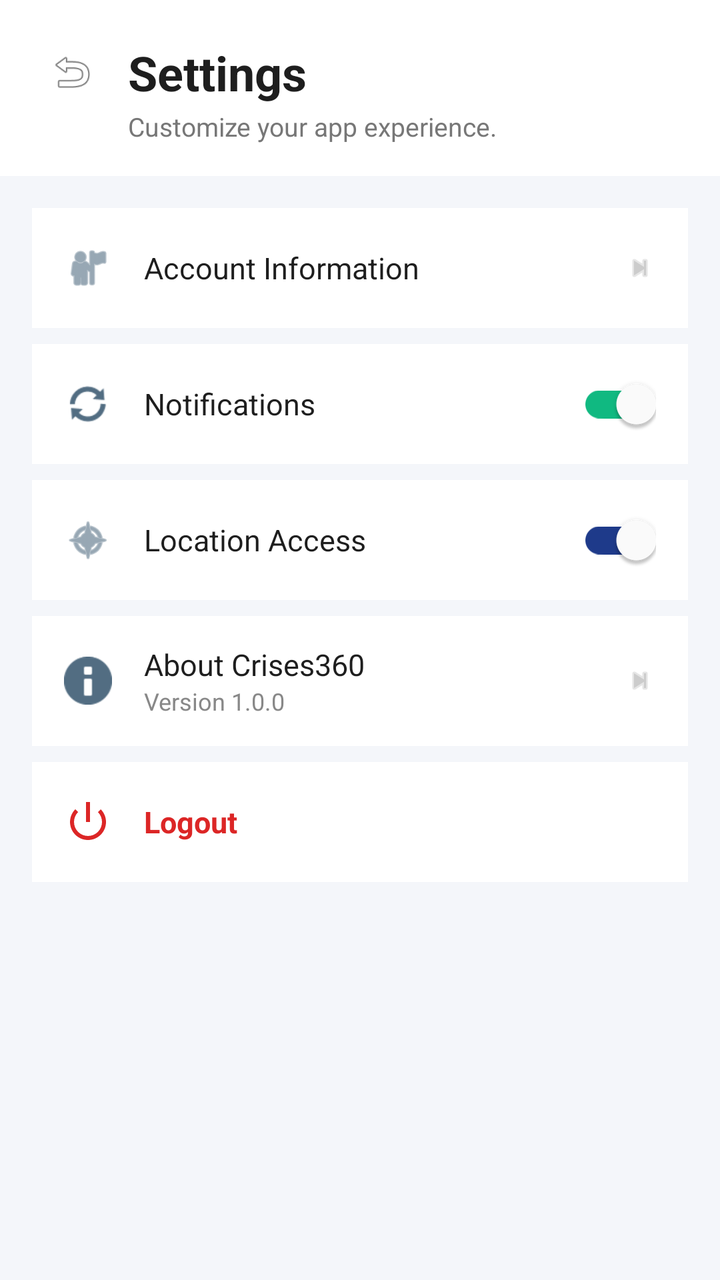
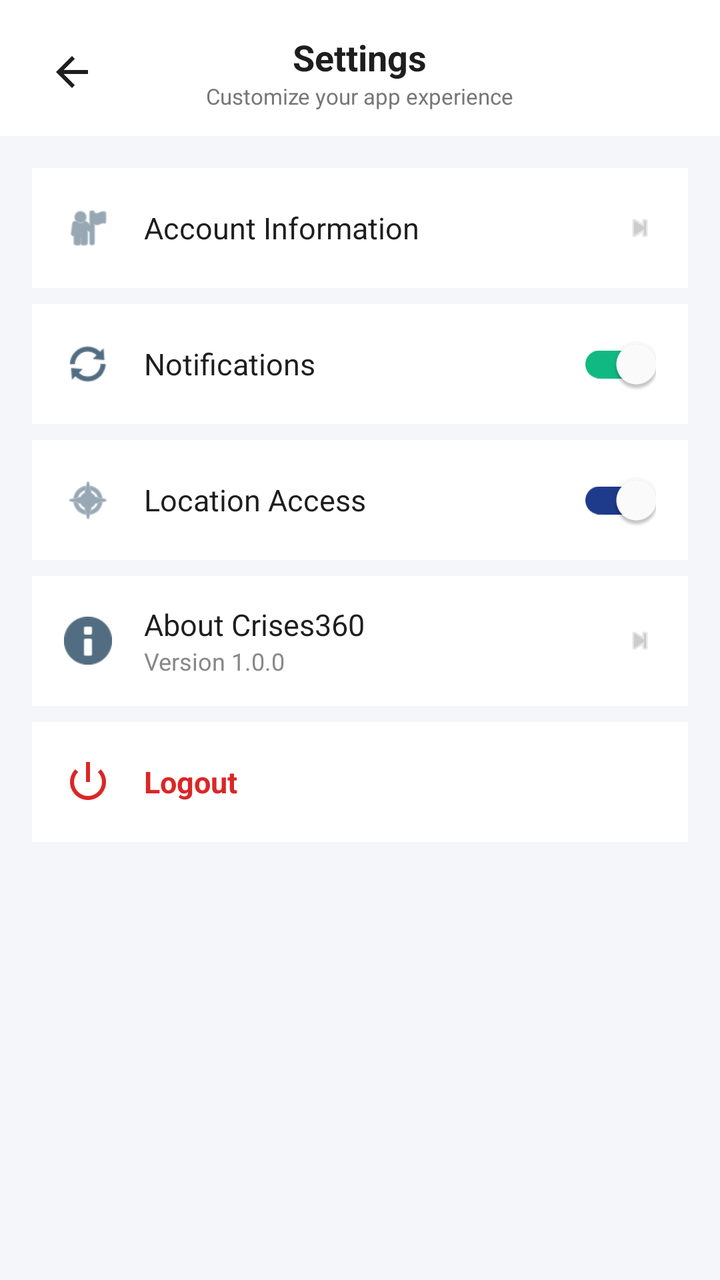

Compare the two renders of this Android layout. The source of the first and the diff that turns it into the second are given below.
<!-- AndroidManifest.xml: application theme Theme.Crises -->
<!-- res/layout/activity_settings.xml -->
<?xml version="1.0" encoding="utf-8"?>
<RelativeLayout xmlns:android="http://schemas.android.com/apk/res/android"
    xmlns:app="http://schemas.android.com/apk/res-auto"
    android:layout_width="match_parent"
    android:layout_height="match_parent"
    android:background="#F4F6FA">

    <LinearLayout
        android:id="@+id/headerContainer"
        android:layout_width="match_parent"
        android:layout_height="wrap_content"
        android:orientation="vertical"
        android:paddingStart="20dp"
        android:paddingEnd="20dp"
        android:paddingTop="20dp"
        android:paddingBottom="16dp"
        android:background="#FFFFFF">

        <LinearLayout
            android:layout_width="match_parent"
            android:layout_height="wrap_content"
            android:orientation="horizontal"
            android:gravity="center_vertical">

            <ImageView
                android:id="@+id/btnBack"
                android:layout_width="32dp"
                android:layout_height="32dp"
                android:src="@android:drawable/ic_menu_revert"
                android:contentDescription="Back"
                android:padding="4dp"
                android:layout_marginEnd="12dp" />

            <TextView
                android:layout_width="wrap_content"
                android:layout_height="wrap_content"
                android:text="Settings"
                android:textSize="24sp"
                android:textStyle="bold"
                android:textColor="#1E1E1E" />
        </LinearLayout>

        <TextView
            android:layout_width="wrap_content"
            android:layout_height="wrap_content"
            android:text="Customize your app experience."
            android:textSize="13sp"
            android:textColor="#777777"
            android:layout_marginStart="44dp"
            android:layout_marginTop="2dp" />
    </LinearLayout>

    <ScrollView
        android:layout_width="match_parent"
        android:layout_height="match_parent"
        android:layout_below="@id/headerContainer"
        android:padding="16dp"
        android:clipToPadding="false">

        <LinearLayout
            android:layout_width="match_parent"
            android:layout_height="wrap_content"
            android:orientation="vertical">

            <LinearLayout
                android:id="@+id/rowAccount"
                android:layout_width="match_parent"
                android:layout_height="60dp"
                android:background="#FFFFFF"
                android:orientation="horizontal"
                android:gravity="center_vertical"
                android:paddingHorizontal="16dp"
                android:layout_marginBottom="8dp"
                android:clickable="true"
                android:focusable="true">

                <ImageView
                    android:layout_width="24dp"
                    android:layout_height="24dp"
                    android:src="@android:drawable/ic_menu_myplaces"
                    app:tint="#526D82" />

                <TextView
                    android:layout_width="0dp"
                    android:layout_height="wrap_content"
                    android:layout_weight="1"
                    android:layout_marginStart="16dp"
                    android:text="Account Information"
                    android:textColor="#1E1E1E"
                    android:textSize="15sp" />

                <ImageView
                    android:layout_width="16dp"
                    android:layout_height="16dp"
                    android:src="@android:drawable/ic_media_next"
                    app:tint="#CCCCCC" />
            </LinearLayout>

            <LinearLayout
                android:layout_width="match_parent"
                android:layout_height="60dp"
                android:background="#FFFFFF"
                android:orientation="horizontal"
                android:gravity="center_vertical"
                android:paddingHorizontal="16dp"
                android:layout_marginBottom="8dp">

                <ImageView
                    android:layout_width="24dp"
                    android:layout_height="24dp"
                    android:src="@android:drawable/ic_popup_sync"
                    app:tint="#526D82" />

                <TextView
                    android:layout_width="0dp"
                    android:layout_height="wrap_content"
                    android:layout_weight="1"
                    android:layout_marginStart="16dp"
                    android:text="Notifications"
                    android:textColor="#1E1E1E"
                    android:textSize="15sp" />

                <androidx.appcompat.widget.SwitchCompat
                    android:id="@+id/switchNotifications"
                    android:layout_width="wrap_content"
                    android:layout_height="wrap_content"
                    android:checked="true"
                    app:thumbTint="#FFFFFF"
                    app:trackTint="#10B981" />
            </LinearLayout>

            <LinearLayout
                android:layout_width="match_parent"
                android:layout_height="60dp"
                android:background="#FFFFFF"
                android:orientation="horizontal"
                android:gravity="center_vertical"
                android:paddingHorizontal="16dp"
                android:layout_marginBottom="8dp">

                <ImageView
                    android:layout_width="24dp"
                    android:layout_height="24dp"
                    android:src="@android:drawable/ic_menu_compass"
                    app:tint="#526D82" />

                <TextView
                    android:layout_width="0dp"
                    android:layout_height="wrap_content"
                    android:layout_weight="1"
                    android:layout_marginStart="16dp"
                    android:text="Location Access"
                    android:textColor="#1E1E1E"
                    android:textSize="15sp" />

                <androidx.appcompat.widget.SwitchCompat
                    android:id="@+id/switchLocation"
                    android:layout_width="wrap_content"
                    android:layout_height="wrap_content"
                    android:checked="true"
                    app:thumbTint="#FFFFFF"
                    app:trackTint="#1E3A8A" />
            </LinearLayout>


            <LinearLayout
                android:id="@+id/rowAbout"
                android:layout_width="match_parent"
                android:layout_height="65dp"
                android:background="#FFFFFF"
                android:orientation="horizontal"
                android:gravity="center_vertical"
                android:paddingHorizontal="16dp"
                android:layout_marginBottom="8dp"
                android:clickable="true"
                android:focusable="true">

                <ImageView
                    android:layout_width="24dp"
                    android:layout_height="24dp"
                    android:src="@android:drawable/ic_dialog_info"
                    app:tint="#526D82" />

                <LinearLayout
                    android:layout_width="0dp"
                    android:layout_height="wrap_content"
                    android:layout_weight="1"
                    android:layout_marginStart="16dp"
                    android:orientation="vertical">

                    <TextView
                        android:layout_width="wrap_content"
                        android:layout_height="wrap_content"
                        android:text="About Crises360"
                        android:textColor="#1E1E1E"
                        android:textSize="15sp" />

                    <TextView
                        android:layout_width="wrap_content"
                        android:layout_height="wrap_content"
                        android:text="Version 1.0.0"
                        android:textColor="#888888"
                        android:textSize="12sp" />
                </LinearLayout>

                <ImageView
                    android:layout_width="16dp"
                    android:layout_height="16dp"
                    android:src="@android:drawable/ic_media_next"
                    app:tint="#CCCCCC" />
            </LinearLayout>

            <LinearLayout
                android:id="@+id/rowLogout"
                android:layout_width="match_parent"
                android:layout_height="60dp"
                android:background="#FFFFFF"
                android:orientation="horizontal"
                android:gravity="center_vertical"
                android:paddingHorizontal="16dp"
                android:layout_marginBottom="16dp"
                android:clickable="true"
                android:focusable="true">

                <ImageView
                    android:layout_width="24dp"
                    android:layout_height="24dp"
                    android:src="@android:drawable/ic_lock_power_off"
                    app:tint="#DC2626" />

                <TextView
                    android:layout_width="match_parent"
                    android:layout_height="wrap_content"
                    android:layout_marginStart="16dp"
                    android:text="Logout"
                    android:textColor="#DC2626"
                    android:textStyle="bold"
                    android:textSize="15sp" />
            </LinearLayout>

        </LinearLayout>
    </ScrollView>

</RelativeLayout>
<!-- resources referenced by this layout -->
<resources>
  <style name="Theme.Crises" parent="Base.Theme.Crises" />
  <style name="Base.Theme.Crises" parent="Theme.Material3.DayNight.NoActionBar">
  
      </style>
</resources>

<!-- the commit's change to res/layout/activity_settings.xml (unified diff, before → after) -->
@@ -3,53 +3,64 @@
     xmlns:app="http://schemas.android.com/apk/res-auto"
     android:layout_width="match_parent"
     android:layout_height="match_parent"
-    android:background="#F4F6FA">
-
+    android:background="#F4F6FA"
+    android:fitsSystemWindows="true">
+
+    
     <LinearLayout
         android:id="@+id/headerContainer"
         android:layout_width="match_parent"
         android:layout_height="wrap_content"
         android:orientation="vertical"
-        android:paddingStart="20dp"
-        android:paddingEnd="20dp"
-        android:paddingTop="20dp"
-        android:paddingBottom="16dp"
-        android:background="#FFFFFF">
-
-        <LinearLayout
+        android:paddingStart="16dp"
+        android:paddingEnd="16dp"
+        android:paddingTop="16dp"
+        android:paddingBottom="12dp"
+        android:background="#FFFFFF"
+        android:fitsSystemWindows="true">
+
+        <RelativeLayout
             android:layout_width="match_parent"
-            android:layout_height="wrap_content"
-            android:orientation="horizontal"
-            android:gravity="center_vertical">
-
-            <ImageView
+            android:layout_height="wrap_content">
+
+            <ImageButton
                 android:id="@+id/btnBack"
-                android:layout_width="32dp"
-                android:layout_height="32dp"
-                android:src="@android:drawable/ic_menu_revert"
+                android:layout_width="40dp"
+                android:layout_height="40dp"
+                android:layout_centerVertical="true"
+                android:layout_alignParentStart="true"
+                android:background="?attr/selectableItemBackgroundBorderless"
+                android:src="@drawable/ic_arrow_back"
                 android:contentDescription="Back"
-                android:padding="4dp"
-                android:layout_marginEnd="12dp" />
-
-            <TextView
+                app:tint="#1E1E1E" />
+
+            <LinearLayout
                 android:layout_width="wrap_content"
                 android:layout_height="wrap_content"
-                android:text="Settings"
-                android:textSize="24sp"
-                android:textStyle="bold"
-                android:textColor="#1E1E1E" />
-        </LinearLayout>
-
-        <TextView
-            android:layout_width="wrap_content"
-            android:layout_height="wrap_content"
-            android:text="Customize your app experience."
-            android:textSize="13sp"
-            android:textColor="#777777"
-            android:layout_marginStart="44dp"
-            android:layout_marginTop="2dp" />
+                android:layout_centerInParent="true"
+                android:orientation="vertical"
+                android:gravity="center">
+
+                <TextView
+                    android:layout_width="wrap_content"
+                    android:layout_height="wrap_content"
+                    android:text="Settings"
+                    android:textSize="18sp"
+                    android:textStyle="bold"
+                    android:textColor="#1E1E1E" />
+
+                <TextView
+                    android:layout_width="wrap_content"
+                    android:layout_height="wrap_content"
+                    android:text="Customize your app experience"
+                    android:textSize="11sp"
+                    android:textColor="#777777" />
+            </LinearLayout>
+
+        </RelativeLayout>
     </LinearLayout>
 
+    
     <ScrollView
         android:layout_width="match_parent"
         android:layout_height="match_parent"
@@ -62,6 +73,7 @@
             android:layout_height="wrap_content"
             android:orientation="vertical">
 
+            
             <LinearLayout
                 android:id="@+id/rowAccount"
                 android:layout_width="match_parent"
@@ -96,6 +108,7 @@
                     app:tint="#CCCCCC" />
             </LinearLayout>
 
+            
             <LinearLayout
                 android:layout_width="match_parent"
                 android:layout_height="60dp"
@@ -129,6 +142,7 @@
                     app:trackTint="#10B981" />
             </LinearLayout>
 
+            
             <LinearLayout
                 android:layout_width="match_parent"
                 android:layout_height="60dp"
@@ -162,7 +176,7 @@
                     app:trackTint="#1E3A8A" />
             </LinearLayout>
 
-
+            
             <LinearLayout
                 android:id="@+id/rowAbout"
                 android:layout_width="match_parent"
@@ -210,6 +224,7 @@
                     app:tint="#CCCCCC" />
             </LinearLayout>
 
+            
             <LinearLayout
                 android:id="@+id/rowLogout"
                 android:layout_width="match_parent"
<!-- resource entries referenced after the edit -->
@@ -1,5 +1,15 @@
 <!-- resources referenced by this layout -->
 <resources>
+  <!-- drawable ic_arrow_back (drawable) -->
+  <vector xmlns:android="http://schemas.android.com/apk/res/android"
+      android:width="24dp"
+      android:height="24dp"
+      android:viewportWidth="24"
+      android:viewportHeight="24">
+      <path
+          android:fillColor="#FF000000"
+          android:pathData="M20,11H7.83l5.59,-5.59L12,4l-8,8 8,8 1.41,-1.41L7.83,13H20v-2z"/>
+  </vector>
   <style name="Theme.Crises" parent="Base.Theme.Crises" />
   <style name="Base.Theme.Crises" parent="Theme.Material3.DayNight.NoActionBar">
   
